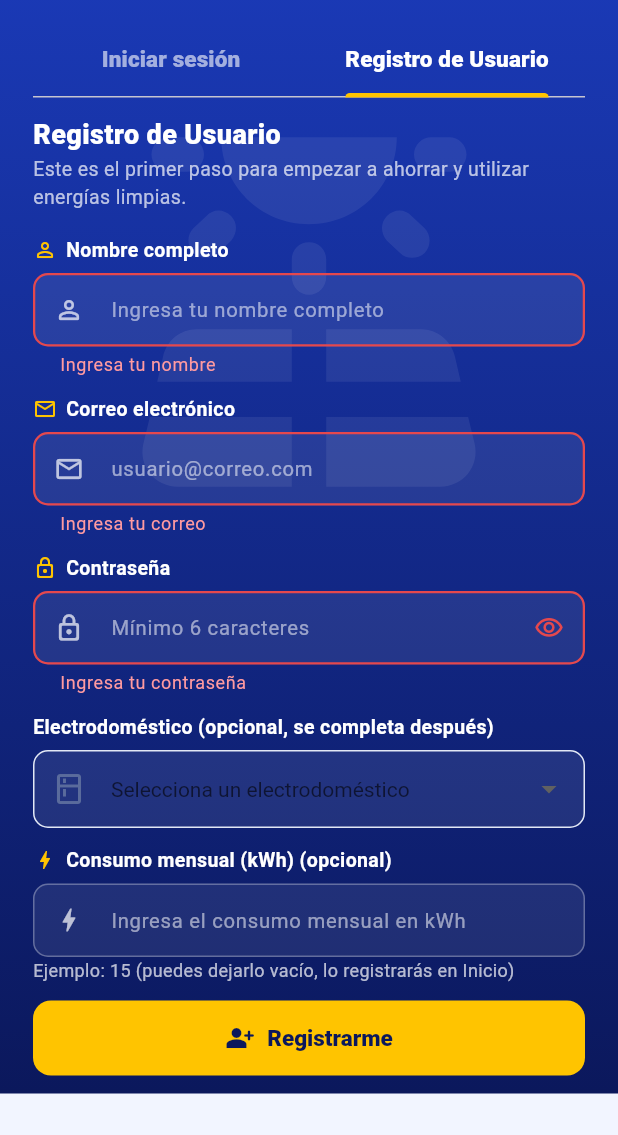
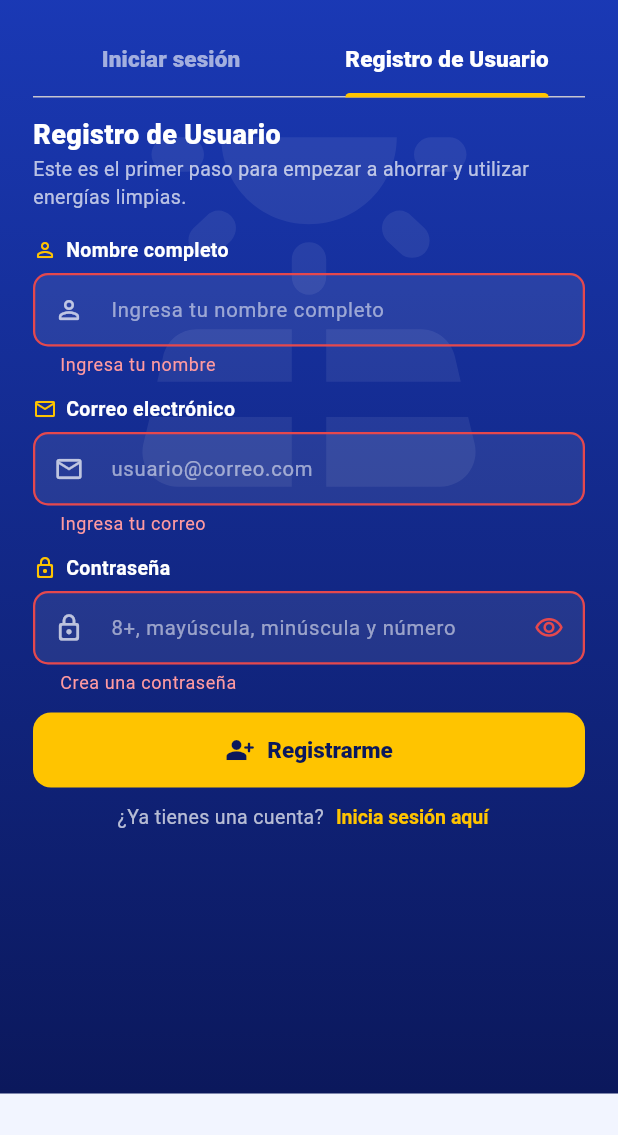
Before and after one commit to NymaXD/SolarO, a Flutter app: the screen it shows after launch, tab 2 chosen, after a tap on "Registrarme", on a phone screen of 412 x 824 dp, the part 78-1213 px from its top. Run offline on Flutter 3.47's test engine with Material 3 defaults, Android fonts, the phone set to English and light mode, and no system bars; our stand-ins replace shared_preferences.

Commit message:
feat(frontend): conecta registro con backend real (POST /auth/register)

```diff
--- a/lib/screens/auth/auth_screen.dart
+++ b/lib/screens/auth/auth_screen.dart
@@ -29,8 +29,6 @@ class _AuthScreenState extends State<AuthScreen> with SingleTickerProviderStateM
   final _name = TextEditingController();
   final _regEmail = TextEditingController();
   final _regPass = TextEditingController();
-  final _kwh = TextEditingController();
-  String? _appliance;
   bool _loading = false;
   bool _boot = true; // skeleton inicial (simula carga sesión)
 
@@ -51,7 +49,6 @@ class _AuthScreenState extends State<AuthScreen> with SingleTickerProviderStateM
     _name.dispose();
     _regEmail.dispose();
     _regPass.dispose();
-    _kwh.dispose();
     super.dispose();
   }
 
@@ -72,22 +69,23 @@ class _AuthScreenState extends State<AuthScreen> with SingleTickerProviderStateM
     }
   }
 
+  /// Registro real contra POST /auth/register. Al crear, pasa al Login
+  /// con el correo precargado para iniciar sesión.
   Future<void> _mockRegister() async {
     if (!(_regKey.currentState?.validate() ?? false)) return;
-    // Electrodoméstico y kWh opcionales en registro: se completan en Inicio.
-    // Si hay kWh, validar formato solo si no está vacío.
-    if (_kwh.text.trim().isNotEmpty) {
-      final err = SolarValidators.kwh(_kwh.text);
-      if (err != null) {
-        ScaffoldMessenger.of(context).showSnackBar(SnackBar(content: Text(err)));
-        return;
-      }
+    setState(() => _loading = true);
+    try {
+      await AuthService().register(nombre: _name.text, email: _regEmail.text, contrasena: _regPass.text);
+      if (!mounted) return;
+      _email.text = _regEmail.text.trim().toLowerCase();
+      _tab.animateTo(0);
+      ScaffoldMessenger.of(context).showSnackBar(const SnackBar(content: Text('Usuario creado. Ahora inicia sesión.')));
+    } on AuthException catch (e) {
+      if (!mounted) return;
+      ScaffoldMessenger.of(context).showSnackBar(SnackBar(content: Text(e.message)));
+    } finally {
+      if (mounted) setState(() => _loading = false);
     }
-    setState(() => _loading = true);
-    await Future.delayed(const Duration(milliseconds: 900));
-    if (!mounted) return;
-    setState(() => _loading = false);
-    Navigator.of(context).pushReplacement(MaterialPageRoute(builder: (_) => const AppShell()));
   }
 
   void _forgot() {
@@ -282,37 +280,11 @@ class _AuthScreenState extends State<AuthScreen> with SingleTickerProviderStateM
             Text('Registro de Usuario', style: TextStyle(fontSize: 18, fontWeight: FontWeight.w800, color: dark ? Colors.white : AppColors.textDark)),
             Text('Este es el primer paso para empezar a ahorrar y utilizar energías limpias.', style: TextStyle(color: sub, fontSize: 13)),
             const SizedBox(height: 16),
-            SolarTextField(controller: _name, label: 'Nombre completo', hint: 'Ingresa tu nombre completo', prefix: Icons.person_outline_rounded, validator: (v) => SolarValidators.required(v, 'Ingresa tu nombre'), dark: dark),
+            SolarTextField(controller: _name, label: 'Nombre completo', hint: 'Ingresa tu nombre completo', prefix: Icons.person_outline_rounded, validator: SolarValidators.personName, dark: dark),
             const SizedBox(height: 12),
             SolarTextField(controller: _regEmail, label: 'Correo electrónico', hint: 'usuario@correo.com', prefix: Icons.email_outlined, keyboardType: TextInputType.emailAddress, validator: SolarValidators.email, dark: dark),
             const SizedBox(height: 12),
-            SolarTextField(controller: _regPass, label: 'Contraseña', hint: 'Mínimo 6 caracteres', prefix: Icons.lock_outline_rounded, obscure: true, validator: SolarValidators.password, dark: dark),
-            const SizedBox(height: 12),
-            Text('Electrodoméstico (opcional, se completa después)', style: TextStyle(fontSize: 13, fontWeight: FontWeight.w700, color: dark ? Colors.white : AppColors.textDark)),
-            const SizedBox(height: 6),
-            DropdownButtonFormField<String>(
-              initialValue: _appliance,
-              dropdownColor: dark ? AppColors.primaryDark : Colors.white,
-              style: TextStyle(color: dark ? Colors.white : AppColors.textDark),
-              decoration: InputDecoration(
-                hintText: 'Selecciona un electrodoméstico',
-                prefixIcon: const Icon(Icons.kitchen_outlined),
-                filled: true,
-                fillColor: dark ? Colors.white.withValues(alpha: 0.08) : Colors.white,
-                border: OutlineInputBorder(borderRadius: BorderRadius.circular(10), borderSide: BorderSide(color: dark ? Colors.white30 : AppColors.divider)),
-              ),
-              items: const [
-                DropdownMenuItem(value: 'nevera', child: Text('Nevera')),
-                DropdownMenuItem(value: 'lavadora', child: Text('Lavadora')),
-                DropdownMenuItem(value: 'aire', child: Text('Aire acondicionado')),
-                DropdownMenuItem(value: 'tv', child: Text('Televisor')),
-                DropdownMenuItem(value: 'bombilla', child: Text('Bombilla')),
-              ],
-              onChanged: (v) => setState(() => _appliance = v),
-            ),
-            const SizedBox(height: 12),
-            SolarTextField(controller: _kwh, label: 'Consumo mensual (kWh) (opcional)', hint: 'Ingresa el consumo mensual en kWh', prefix: Icons.bolt_outlined, keyboardType: const TextInputType.numberWithOptions(decimal: true), dark: dark),
-            Text('Ejemplo: 15 (puedes dejarlo vacío, lo registrarás en Inicio)', style: TextStyle(color: sub, fontSize: 12)),
+            SolarTextField(controller: _regPass, label: 'Contraseña', hint: '8+, mayúscula, minúscula y número', prefix: Icons.lock_outline_rounded, obscure: true, validator: SolarValidators.registerPassword, dark: dark),
             const SizedBox(height: 12),
             SolarPrimaryButton(label: 'Registrarme', icon: Icons.person_add_alt_rounded, loading: _loading, onPressed: _mockRegister),
             const SizedBox(height: 8),
--- a/lib/services/auth_service.dart
+++ b/lib/services/auth_service.dart
@@ -82,6 +82,36 @@ class AuthService {
     throw AuthException(_backendMessage(res.body));
   }
 
+  /// Registro real contra POST /auth/register.
+  /// El backend exige EXACTAMENTE {nombre, email, contrasena} y política
+  /// de clave (8+, mayúscula, minúscula, número). 201 = creado (sin token).
+  Future<void> register({required String nombre, required String email, required String contrasena}) async {
+    late http.Response res;
+    try {
+      res = await _client
+          .post(
+            Uri.parse('${ApiConfig.baseUrl}/auth/register'),
+            headers: const {'Content-Type': 'application/json'},
+            body: jsonEncode({
+              'nombre': nombre.trim(),
+              'email': email.trim().toLowerCase(),
+              'contrasena': contrasena,
+            }),
+          )
+          .timeout(ApiConfig.timeout);
+    } on TimeoutException {
+      throw const AuthException('El servidor tardó demasiado. Verifica tu conexión.');
+    } on SocketException {
+      throw AuthException('No se pudo conectar con ${ApiConfig.baseUrl}. ¿El backend está corriendo?');
+    } on http.ClientException {
+      throw AuthException('Error de red al contactar ${ApiConfig.baseUrl}.');
+    }
+
+    if (res.statusCode == 201) return;
+    // 400/409/422/500: mostrar el "message" del backend tal cual.
+    throw AuthException(_backendMessage(res.body));
+  }
+
   static String _backendMessage(String body) {
     try {
       final json = jsonDecode(body) as Map<String, dynamic>;
--- a/lib/widgets/solar_text_field.dart
+++ b/lib/widgets/solar_text_field.dart
@@ -111,6 +111,23 @@ class SolarValidators {
     return null;
   }
 
+  /// Política del backend (POST /auth/register): 8+, mayúscula, minúscula y número.
+  static String? registerPassword(String? v) {
+    if (v == null || v.isEmpty) return 'Crea una contraseña';
+    if (v.length < 8) return 'Mínimo 8 caracteres';
+    if (!RegExp(r'[A-Z]').hasMatch(v)) return 'Incluye una mayúscula';
+    if (!RegExp(r'[a-z]').hasMatch(v)) return 'Incluye una minúscula';
+    if (!RegExp(r'[0-9]').hasMatch(v)) return 'Incluye un número';
+    return null;
+  }
+
+  static String? personName(String? v) {
+    if (v == null || v.trim().isEmpty) return 'Ingresa tu nombre';
+    if (v.trim().length < 3) return 'Mínimo 3 caracteres';
+    if (v.trim().isNotEmpty && double.tryParse(v.trim()) != null) return 'Nombre inválido';
+    return null;
+  }
+
   static String? required(String? v, [String msg = 'Campo requerido']) {
     if (v == null || v.trim().isEmpty) return msg;
     return null;
```
